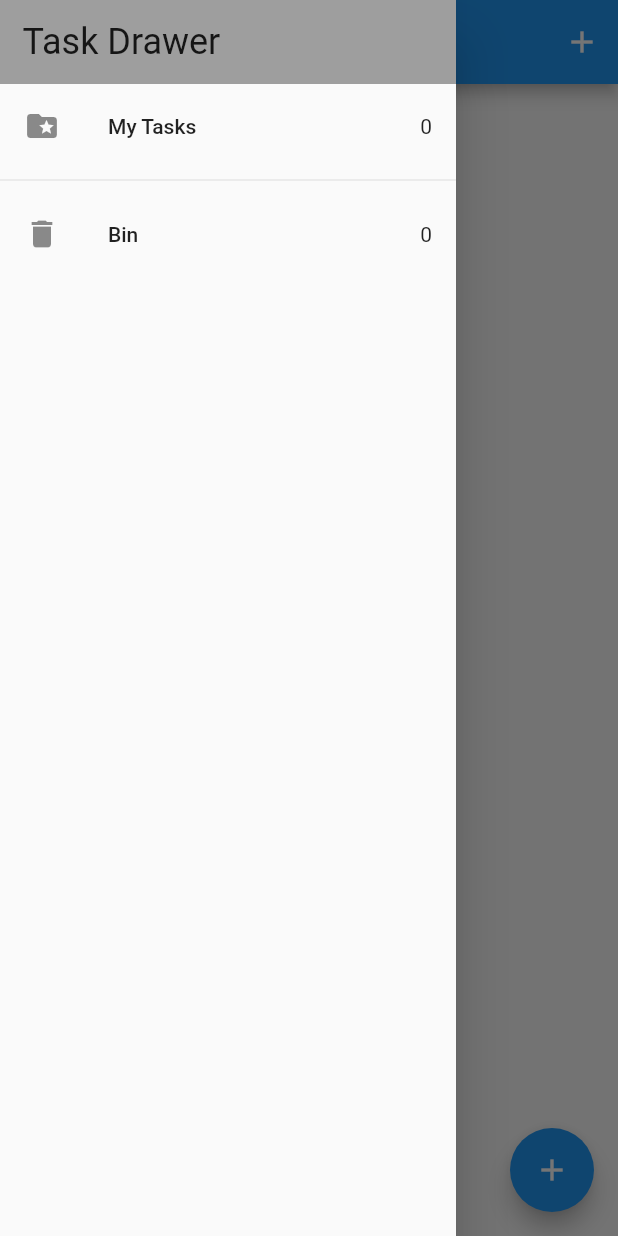
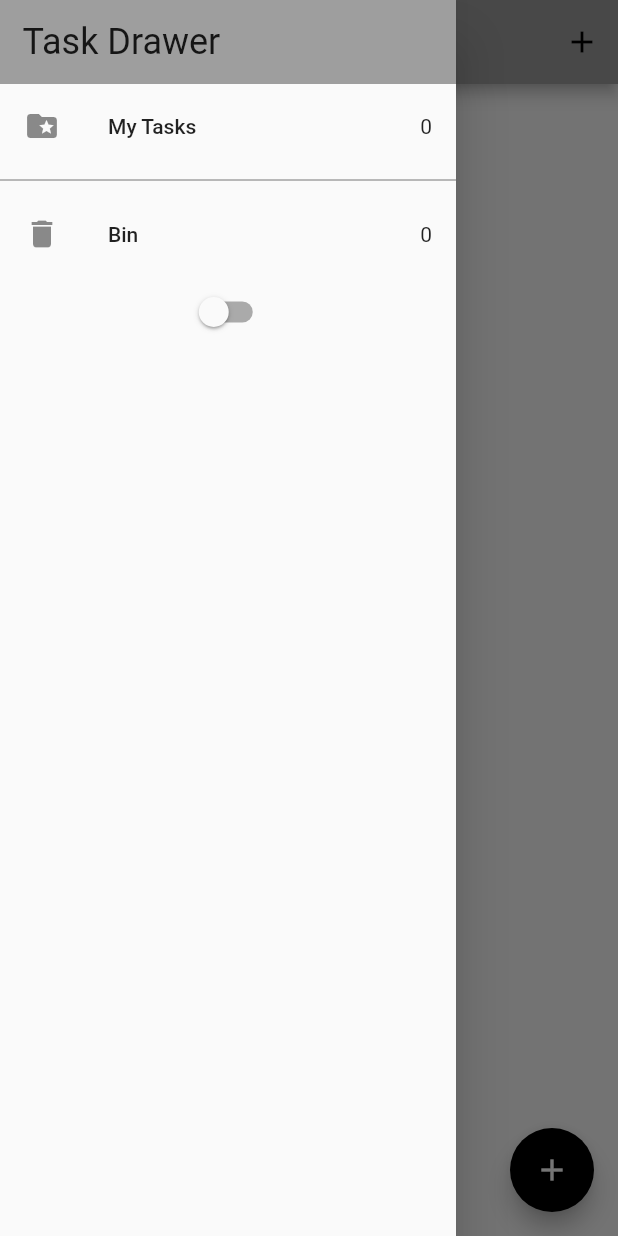
Before and after one commit to voratham/tasks_app, a Flutter app: the screen it shows after launch, with the side drawer open, on a phone screen of 412 x 824 dp. Run offline on Flutter 3.47's test engine with Material 2 defaults, Android fonts, the phone set to English and light mode, and no system bars; our stand-ins replace bloc, equatable, flutter_bloc, hydrated_bloc.

Commit message:
feat: add switch_bloc & switch theme ui

```diff
--- a/lib/bloc/bloc_exports.dart
+++ b/lib/bloc/bloc_exports.dart
@@ -1,3 +1,4 @@
-export 'bloc/tasks_bloc.dart';
+export './tasks_bloc/tasks_bloc.dart';
+export './switch_bloc/switch_bloc.dart';
 export 'package:flutter_bloc/flutter_bloc.dart';
 export 'package:hydrated_bloc/hydrated_bloc.dart';
--- /dev/null
+++ b/lib/bloc/switch_bloc/switch_bloc.dart
@@ -0,0 +1,26 @@
+import 'package:bloc/bloc.dart';
+import 'package:equatable/equatable.dart';
+import 'package:flutter_tasks_app/bloc/bloc_exports.dart';
+
+part 'switch_event.dart';
+part 'switch_state.dart';
+
+class SwitchBloc extends HydratedBloc<SwitchEvent, SwitchState> {
+  SwitchBloc() : super(const SwitchInitial(switchValue: false)) {
+    on<SwitchOnEvent>((event, emit) {
+      emit(const SwitchState(switchValue: true));
+    });
+    on<SwitchOffEvent>(
+        (event, emit) => {emit(const SwitchState(switchValue: false))});
+  }
+
+  @override
+  SwitchState? fromJson(Map<String, dynamic> json) {
+    return SwitchState.fromMap(json);
+  }
+
+  @override
+  Map<String, dynamic>? toJson(SwitchState state) {
+    return state.toMap();
+  }
+}
--- /dev/null
+++ b/lib/bloc/switch_bloc/switch_event.dart
@@ -0,0 +1,12 @@
+part of 'switch_bloc.dart';
+
+abstract class SwitchEvent extends Equatable {
+  const SwitchEvent();
+
+  @override
+  List<Object> get props => [];
+}
+
+class SwitchOnEvent extends SwitchEvent {}
+
+class SwitchOffEvent extends SwitchEvent {}
--- /dev/null
+++ b/lib/bloc/switch_bloc/switch_state.dart
@@ -0,0 +1,26 @@
+part of 'switch_bloc.dart';
+
+class SwitchState extends Equatable {
+  final bool switchValue;
+  const SwitchState({required this.switchValue});
+
+  @override
+  List<Object> get props => [switchValue];
+
+  Map<String, dynamic> toMap() {
+    return <String, dynamic>{
+      'switchValue': switchValue,
+    };
+  }
+
+  factory SwitchState.fromMap(Map<String, dynamic> map) {
+    return SwitchState(
+      switchValue: map['switchValue'] ?? false,
+    );
+  }
+}
+
+class SwitchInitial extends SwitchState {
+  const SwitchInitial({required bool switchValue})
+      : super(switchValue: switchValue);
+}
--- a/lib/main.dart
+++ b/lib/main.dart
@@ -1,4 +1,6 @@
 import 'package:flutter/material.dart';
+import 'package:flutter_tasks_app/services/app_theme.dart';
+
 import 'package:path_provider/path_provider.dart';
 
 import 'bloc/bloc_exports.dart';
@@ -26,15 +28,26 @@ class MyApp extends StatelessWidget {
   // This widget is the root of your application.
   @override
   Widget build(BuildContext context) {
-    return BlocProvider(
-      create: (context) => TasksBloc(),
-      child: MaterialApp(
-        title: 'Flutter Tasks App',
-        theme: ThemeData(
-          primarySwatch: Colors.blue,
+    return MultiBlocProvider(
+      providers: [
+        BlocProvider(
+          create: (context) => TasksBloc(),
         ),
-        home: const TasksScreen(),
-        onGenerateRoute: appRouter.onGenerateRoute,
+        BlocProvider(
+          create: (context) => SwitchBloc(),
+        ),
+      ],
+      child: BlocBuilder<SwitchBloc, SwitchState>(
+        builder: (context, state) {
+          return MaterialApp(
+            title: 'Flutter Tasks App',
+            theme: state.switchValue
+                ? AppThemes.appThemeData[AppTheme.darkTheme]
+                : AppThemes.appThemeData[AppTheme.lightTheme],
+            home: const TasksScreen(),
+            onGenerateRoute: appRouter.onGenerateRoute,
+          );
+        },
       ),
     );
   }
--- a/lib/screens/my_drawer.dart
+++ b/lib/screens/my_drawer.dart
@@ -25,7 +25,8 @@ class MyDrawer extends StatelessWidget {
           BlocBuilder<TasksBloc, TasksState>(
             builder: (context, state) {
               return GestureDetector(
-                onTap: () => Navigator.of(context).pushNamed(TasksScreen.id),
+                onTap: () =>
+                    Navigator.of(context).pushReplacementNamed(TasksScreen.id),
                 child: ListTile(
                   leading: const Icon(Icons.folder_special),
                   title: const Text('My Tasks'),
@@ -38,7 +39,8 @@ class MyDrawer extends StatelessWidget {
           BlocBuilder<TasksBloc, TasksState>(
             builder: (context, state) {
               return GestureDetector(
-                onTap: () => Navigator.of(context).pushNamed(RecycleBin.id),
+                onTap: () =>
+                    Navigator.of(context).pushReplacementNamed(RecycleBin.id),
                 child: ListTile(
                   leading: const Icon(Icons.delete),
                   title: const Text('Bin'),
@@ -46,6 +48,24 @@ class MyDrawer extends StatelessWidget {
                 ),
               );
             },
+          ),
+          BlocBuilder<SwitchBloc, SwitchState>(
+            builder: (context, state) {
+              print('state :: ${state.switchValue}');
+              return Switch(
+                  value: state.switchValue,
+                  onChanged: ((newValue) {
+                    print(newValue);
+                    if (newValue) {
+                      context.read<SwitchBloc>().add(SwitchOnEvent());
+                    } else {
+                      context.read<SwitchBloc>().add(SwitchOffEvent());
+                    }
+                    // newValue
+                    //     ? context.read<SwitchBloc>().add(SwitchOnEvent())
+                    //     : context.read<SwitchBloc>().add(SwitchOffEvent());
+                  }));
+            },
           )
         ],
       )),
--- /dev/null
+++ b/lib/services/app_theme.dart
@@ -0,0 +1,55 @@
+import 'package:flutter/material.dart';
+
+enum AppTheme { lightTheme, darkTheme }
+
+class AppThemes {
+  static final appThemeData = {
+    AppTheme.darkTheme: ThemeData(
+      primarySwatch: Colors.grey,
+      primaryColor: Colors.black,
+      brightness: Brightness.dark,
+      backgroundColor: const Color(0xFF212121),
+      dividerColor: Colors.black54,
+      floatingActionButtonTheme: const FloatingActionButtonThemeData(
+        backgroundColor: Colors.white,
+      ),
+      textButtonTheme: TextButtonThemeData(
+        style: ButtonStyle(
+          foregroundColor: MaterialStateProperty.all(Colors.white),
+        ),
+      ),
+      textTheme: const TextTheme(
+        subtitle1: TextStyle(color: Colors.white),
+      ),
+      bottomNavigationBarTheme: const BottomNavigationBarThemeData(
+          backgroundColor: Colors.grey, unselectedItemColor: Colors.white),
+    ),
+
+    //
+    //
+
+    AppTheme.lightTheme: ThemeData(
+      primarySwatch: Colors.grey,
+      primaryColor: Colors.white,
+      brightness: Brightness.light,
+      backgroundColor: const Color(0xFFE5E5E5),
+      dividerColor: const Color(0xff757575),
+      floatingActionButtonTheme: const FloatingActionButtonThemeData(
+        backgroundColor: Colors.black,
+        foregroundColor: Colors.white,
+      ),
+      textButtonTheme: TextButtonThemeData(
+        style: ButtonStyle(
+          foregroundColor: MaterialStateProperty.all(Colors.black),
+        ),
+      ),
+      textTheme: const TextTheme(
+        subtitle1: TextStyle(color: Colors.black),
+      ),
+      bottomNavigationBarTheme: const BottomNavigationBarThemeData(
+          backgroundColor: Colors.grey,
+          selectedItemColor: Colors.black,
+          unselectedItemColor: Colors.white),
+    ),
+  };
+}
```
Also changed, not shown: lib/bloc/tasks_bloc/tasks_bloc.dart (renamed from lib/bloc/bloc/tasks_bloc.dart), lib/bloc/tasks_bloc/tasks_event.dart (renamed from lib/bloc/bloc/tasks_event.dart), lib/bloc/tasks_bloc/tasks_state.dart (renamed from lib/bloc/bloc/tasks_state.dart).
